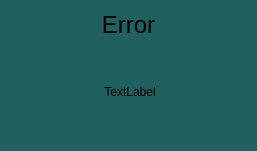
OgurtsovAndrei/Messenger-project, file src/interface/popUp.ui: the form before one commit.
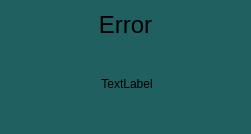
The form after the commit.

Diff of the .ui file:
```diff
--- a/src/interface/popUp.ui
+++ b/src/interface/popUp.ui
@@ -6,10 +6,16 @@
    <rect>
     <x>0</x>
     <y>0</y>
-    <width>257</width>
-    <height>151</height>
+    <width>251</width>
+    <height>134</height>
    </rect>
   </property>
+  <property name="sizePolicy">
+   <sizepolicy hsizetype="Preferred" vsizetype="Preferred">
+    <horstretch>200</horstretch>
+    <verstretch>200</verstretch>
+   </sizepolicy>
+  </property>
   <property name="tabletTracking">
    <bool>true</bool>
   </property>
@@ -38,6 +44,12 @@
    </item>
    <item>
     <widget class="QLabel" name="msgLabel">
+     <property name="sizePolicy">
+      <sizepolicy hsizetype="Expanding" vsizetype="Expanding">
+       <horstretch>200</horstretch>
+       <verstretch>200</verstretch>
+      </sizepolicy>
+     </property>
      <property name="styleSheet">
       <string notr="true">QLabel {border-radius : 10px; border-width: 2px; padding: 6px;}</string>
      </property>
```
